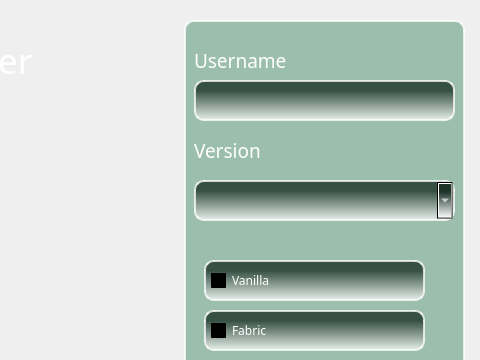
Old version of the form Beta_GUI/menu.ui in the repository mdwcoder/MDWLauncher; both pictures show x 436 to 916 and y 0 to 360 of the 916 by 586 pixel window.
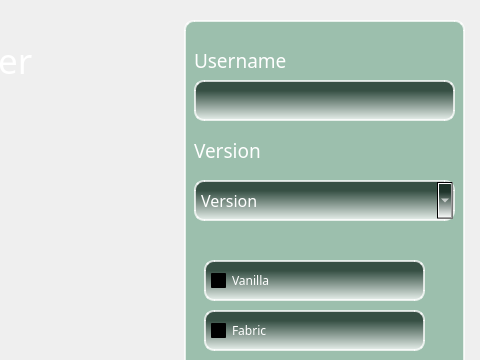
New version of the form.

Diff of the .ui file:
```diff
--- a/Beta_GUI/menu.ui
+++ b/Beta_GUI/menu.ui
@@ -58,13 +58,27 @@
     </font>
    </property>
    <property name="styleSheet">
-    <string notr="true">    background: qlineargradient(x1:0, y1:0, x2:0, y2:1, stop:0 rgba(21, 43, 34, 0.75), stop:0.25 rgba(21, 43, 34, 0.75), stop:1 rgba(255, 255, 255, 0.75)); /* Gradiante de verde camuflaje a blanco con opacidad */
+    <string notr="true">/* Estilo para el QComboBox */
+QComboBox {
+    background: qlineargradient(x1:0, y1:0, x2:0, y2:1, stop:0 rgba(21, 43, 34, 0.75), stop:0.25 rgba(21, 43, 34, 0.75), stop:1 rgba(255, 255, 255, 0.75)); /* Gradiante de verde camuflaje a blanco con opacidad */
     border: 2px solid rgba(255, 255, 255, 0.75); /* Borde blanco de 2px de grosor */
     border-radius: 10px; /* Bordes redondeados con un radio de 10px */
     padding: 2px 20px 2px 5px; /* Ajuste de relleno para el texto dentro del combo */
     min-width: 6em; /* Ancho mínimo */
-    color: white; /* Color del texto */</string>
+    color: white; /* Color del texto */
+}
+
+/* Estilo para el QAbstractItemView dentro del QComboBox (el cuadro desplegable) */
+QComboBox QAbstractItemView {
+    color: white; /* Color del texto en el cuadro desplegable */
+}
+</string>
    </property>
+   <item>
+    <property name="text">
+     <string>Version</string>
+    </property>
+   </item>
   </widget>
   <widget class="QLabel" name="label_2">
    <property name="geometry">
```
Left out of the diff: 24 changed lines with no effect on the pictures.
